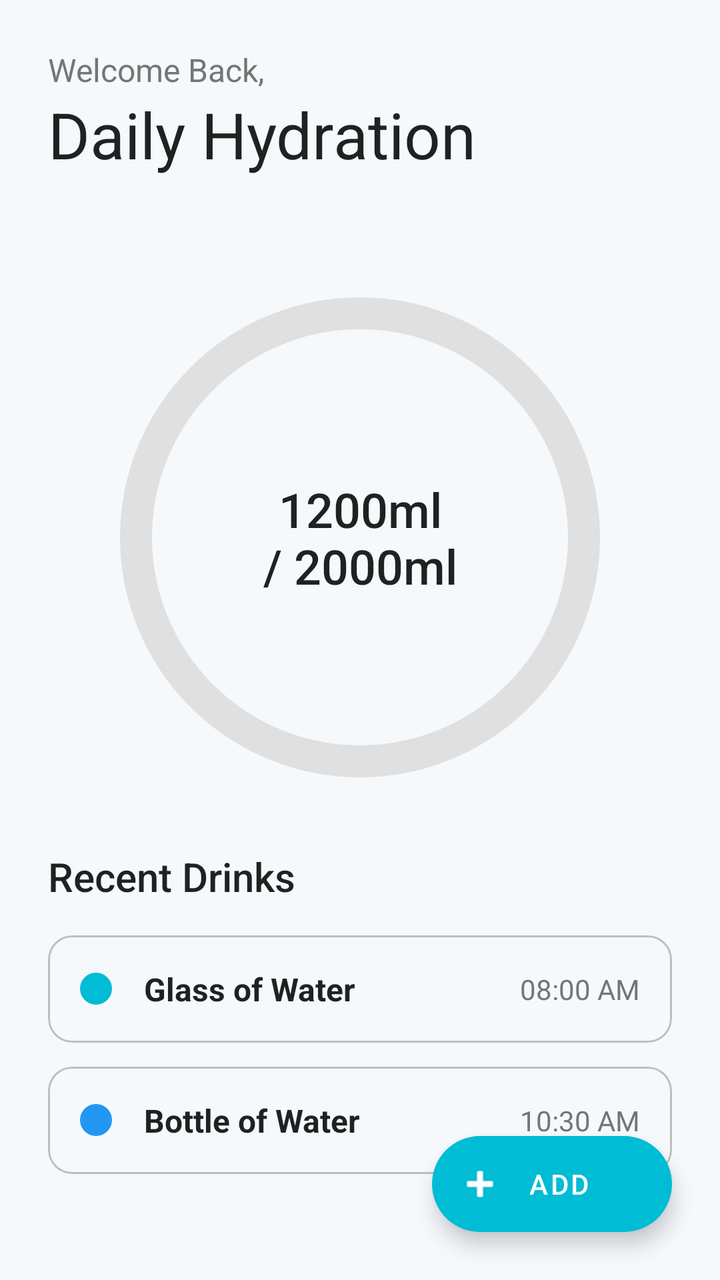
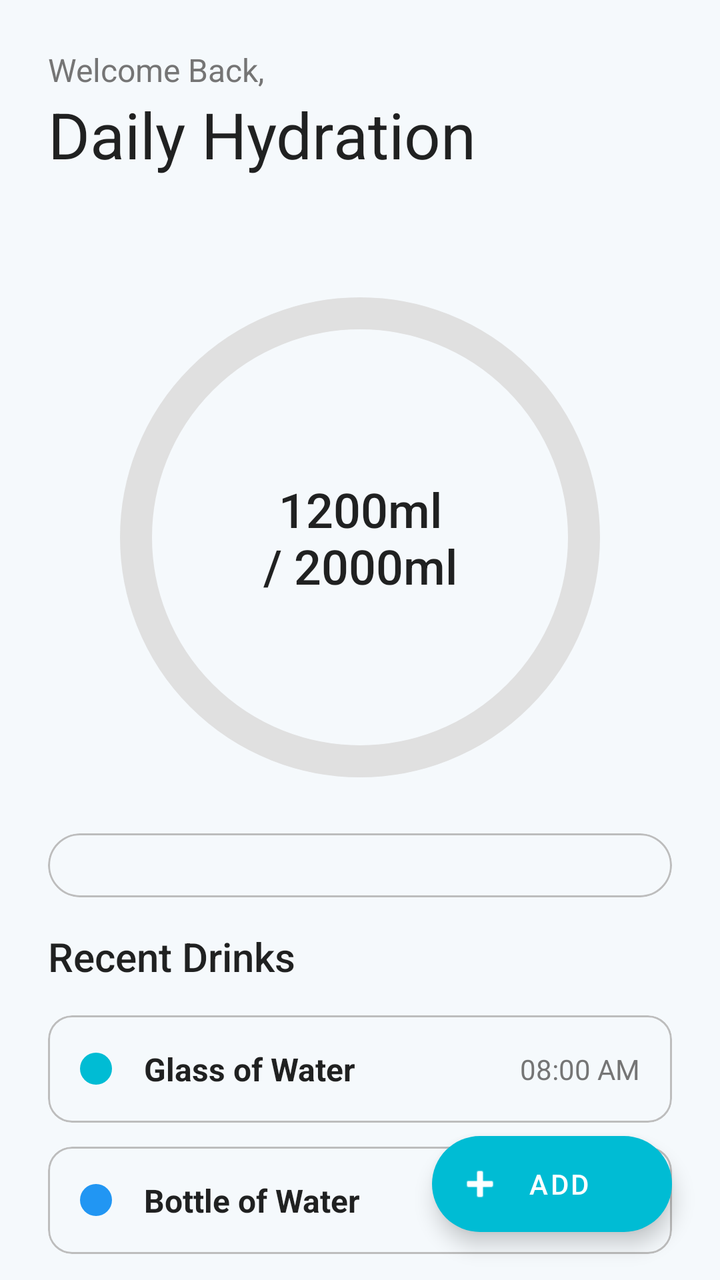

Before-and-after screenshots of an Android layout around one commit, followed by the original layout XML and the change that was made.
<!-- AndroidManifest.xml: application theme Theme.WaterTracker -->
<!-- res/layout/fragment_home.xml -->
<?xml version="1.0" encoding="utf-8"?>
<androidx.constraintlayout.widget.ConstraintLayout xmlns:android="http://schemas.android.com/apk/res/android"
    xmlns:app="http://schemas.android.com/apk/res-auto"
    xmlns:tools="http://schemas.android.com/tools"
    android:layout_width="match_parent"
    android:layout_height="match_parent"
    android:background="?android:attr/windowBackground"
    tools:context=".HomeFragment">

    
    <LinearLayout
        android:id="@+id/headerContainer"
        android:layout_width="match_parent"
        android:layout_height="wrap_content"
        android:orientation="vertical"
        android:padding="24dp"
        app:layout_constraintTop_toTopOf="parent">

        <TextView
            android:layout_width="wrap_content"
            android:layout_height="wrap_content"
            android:text="Welcome Back,"
            android:textColor="@color/water_text_secondary"
            android:textSize="16sp" />

        <TextView
            android:layout_width="wrap_content"
            android:layout_height="wrap_content"
            android:fontFamily="sans-serif-bold"
            android:text="Daily Hydration"
            android:textColor="?android:attr/textColorPrimary"
            android:textSize="32sp" />
    </LinearLayout>

    
    <com.google.android.material.progressindicator.CircularProgressIndicator
        android:id="@+id/progressCircleIndicator"
        android:layout_width="wrap_content"
        android:layout_height="wrap_content"
        android:layout_marginTop="32dp"
        app:indicatorColor="@color/water_blue_primary"
        app:indicatorSize="240dp"
        app:trackColor="@color/water_placeholder_light"
        app:trackThickness="16dp"
        android:progress="60"
        app:layout_constraintTop_toBottomOf="@id/headerContainer"
        app:layout_constraintStart_toStartOf="parent"
        app:layout_constraintEnd_toEndOf="parent" />

    <TextView
        android:id="@+id/textProgress"
        android:layout_width="wrap_content"
        android:layout_height="wrap_content"
        android:fontFamily="sans-serif-medium"
        android:text="1200ml\n/ 2000ml"
        android:textAlignment="center"
        android:textColor="?android:attr/textColorPrimary"
        android:textSize="24sp"
        app:layout_constraintBottom_toBottomOf="@id/progressCircleIndicator"
        app:layout_constraintEnd_toEndOf="@id/progressCircleIndicator"
        app:layout_constraintStart_toStartOf="@id/progressCircleIndicator"
        app:layout_constraintTop_toTopOf="@id/progressCircleIndicator" />

    
    <TextView
        android:id="@+id/textRecentDrinksTitle"
        android:layout_width="wrap_content"
        android:layout_height="wrap_content"
        android:layout_marginStart="24dp"
        android:layout_marginTop="32dp"
        android:fontFamily="sans-serif-medium"
        android:text="Recent Drinks"
        android:textColor="?android:attr/textColorPrimary"
        android:textSize="20sp"
        app:layout_constraintTop_toBottomOf="@id/progressCircleIndicator"
        app:layout_constraintStart_toStartOf="parent" />

    <LinearLayout
        android:layout_width="match_parent"
        android:layout_height="0dp"
        android:orientation="vertical"
        android:paddingHorizontal="24dp"
        android:paddingTop="16dp"
        app:layout_constraintTop_toBottomOf="@id/textRecentDrinksTitle"
        app:layout_constraintBottom_toBottomOf="parent">

        <com.google.android.material.card.MaterialCardView
            android:layout_width="match_parent"
            android:layout_height="wrap_content"
            android:layout_marginBottom="12dp"
            app:cardCornerRadius="12dp"
            app:cardElevation="0dp"
            app:strokeWidth="1dp"
            app:strokeColor="@color/water_divider"
            app:cardBackgroundColor="@android:color/transparent">
            
            <LinearLayout
                android:layout_width="match_parent"
                android:layout_height="wrap_content"
                android:orientation="horizontal"
                android:padding="16dp"
                android:gravity="center_vertical">
                
                <View
                    android:layout_width="16dp"
                    android:layout_height="16dp"
                    android:background="@drawable/avatar_placeholder_circle"
                    android:backgroundTint="@color/water_blue_accent" />

                <TextView
                    android:layout_width="0dp"
                    android:layout_weight="1"
                    android:layout_height="wrap_content"
                    android:layout_marginStart="16dp"
                    android:text="Glass of Water"
                    android:textSize="16sp"
                    android:textStyle="bold"
                    android:textColor="?android:attr/textColorPrimary"/>

                <TextView
                    android:layout_width="wrap_content"
                    android:layout_height="wrap_content"
                    android:text="08:00 AM"
                    android:textColor="@color/water_text_secondary"/>
            </LinearLayout>
        </com.google.android.material.card.MaterialCardView>

        <com.google.android.material.card.MaterialCardView
            android:layout_width="match_parent"
            android:layout_height="wrap_content"
            android:layout_marginBottom="12dp"
            app:cardCornerRadius="12dp"
            app:cardElevation="0dp"
            app:strokeWidth="1dp"
            app:strokeColor="@color/water_divider"
            app:cardBackgroundColor="@android:color/transparent">
            
            <LinearLayout
                android:layout_width="match_parent"
                android:layout_height="wrap_content"
                android:orientation="horizontal"
                android:padding="16dp"
                android:gravity="center_vertical">
                
                <View
                    android:layout_width="16dp"
                    android:layout_height="16dp"
                    android:background="@drawable/avatar_placeholder_circle"
                    android:backgroundTint="@color/water_blue_primary" />

                <TextView
                    android:layout_width="0dp"
                    android:layout_weight="1"
                    android:layout_height="wrap_content"
                    android:layout_marginStart="16dp"
                    android:text="Bottle of Water"
                    android:textSize="16sp"
                    android:textStyle="bold"
                    android:textColor="?android:attr/textColorPrimary"/>

                <TextView
                    android:layout_width="wrap_content"
                    android:layout_height="wrap_content"
                    android:text="10:30 AM"
                    android:textColor="@color/water_text_secondary"/>
            </LinearLayout>
        </com.google.android.material.card.MaterialCardView>
    </LinearLayout>

    <com.google.android.material.floatingactionbutton.ExtendedFloatingActionButton
        android:id="@+id/fabAddWater"
        android:layout_width="wrap_content"
        android:layout_height="wrap_content"
        android:layout_marginEnd="24dp"
        android:layout_marginBottom="24dp"
        android:contentDescription="Add Drink"
        android:text="Add"
        android:textColor="@color/water_white"
        app:backgroundTint="@color/water_blue_accent"
        app:icon="@android:drawable/ic_input_add"
        app:iconTint="@color/water_white"
        app:layout_constraintBottom_toBottomOf="parent"
        app:layout_constraintEnd_toEndOf="parent" />

</androidx.constraintlayout.widget.ConstraintLayout>
<!-- resources referenced by this layout -->
<resources>
  <color name="water_blue_accent">#00BCD4</color>
  <color name="water_blue_primary">#2196F3</color>
  <color name="water_divider">#BDBDBD</color>
  <color name="water_placeholder_light">#E0E0E0</color>
  <color name="water_text_secondary">#757575</color>
  <color name="water_white">#FFFFFF</color>
  <!-- drawable avatar_placeholder_circle (drawable) -->
  <?xml version="1.0" encoding="utf-8"?>
  <shape xmlns:android="http://schemas.android.com/apk/res/android"
      android:shape="oval">
      <solid android:color="@color/water_placeholder_light" />
  </shape>
  <style name="Theme.WaterTracker" parent="Theme.MaterialComponents.DayNight.NoActionBar">
          
          <item name="colorPrimary">@color/water_blue_primary</item>
          <item name="colorPrimaryVariant">@color/water_blue_dark</item>
          <item name="colorOnPrimary">@color/water_white</item>
          
          <item name="colorSecondary">@color/water_blue_accent</item>
          <item name="colorSecondaryVariant">@color/water_blue_accent_light</item>
          <item name="colorOnSecondary">@color/water_white</item>
          
          <item name="android:statusBarColor">?attr/colorPrimaryVariant</item>
          
          <item name="android:windowBackground">@color/water_bg_light</item>
          <item name="colorSurface">@color/water_white</item>
      </style>
  <color name="water_blue_dark">#1976D2</color>
  <color name="water_blue_accent_light">#81D4FA</color>
  <color name="water_bg_light">#F5F9FC</color>
</resources>

<!-- the commit's change to res/layout/fragment_home.xml (unified diff, before → after) -->
@@ -62,18 +62,70 @@
         app:layout_constraintTop_toTopOf="@id/progressCircleIndicator" />
 
     
+    <com.google.android.material.card.MaterialCardView
+        android:id="@+id/cardQuote"
+        android:layout_width="0dp"
+        android:layout_height="wrap_content"
+        android:layout_marginStart="24dp"
+        android:layout_marginEnd="24dp"
+        android:layout_marginTop="24dp"
+        app:cardBackgroundColor="@android:color/transparent"
+        app:cardCornerRadius="16dp"
+        app:cardElevation="0dp"
+        app:layout_constraintEnd_toEndOf="parent"
+        app:layout_constraintStart_toStartOf="parent"
+        app:layout_constraintTop_toBottomOf="@id/progressCircleIndicator"
+        app:strokeColor="@color/water_divider"
+        app:strokeWidth="1dp">
+
+        <LinearLayout
+            android:layout_width="match_parent"
+            android:layout_height="wrap_content"
+            android:orientation="vertical"
+            android:padding="16dp">
+
+            <ProgressBar
+                android:id="@+id/progressBar"
+                android:layout_width="wrap_content"
+                android:layout_height="wrap_content"
+                android:layout_gravity="center"
+                android:visibility="gone" />
+
+            <TextView
+                android:id="@+id/tvQuote"
+                android:layout_width="match_parent"
+                android:layout_height="wrap_content"
+                android:lineSpacingMultiplier="1.4"
+                android:textColor="?android:attr/textColorPrimary"
+                android:textSize="14sp"
+                android:textStyle="italic"
+                android:visibility="gone" />
+
+            <TextView
+                android:id="@+id/tvAuthor"
+                android:layout_width="match_parent"
+                android:layout_height="wrap_content"
+                android:layout_marginTop="8dp"
+                android:textColor="@color/water_text_secondary"
+                android:textSize="12sp"
+                android:visibility="gone" />
+        </LinearLayout>
+    </com.google.android.material.card.MaterialCardView>
+
+    
     <TextView
         android:id="@+id/textRecentDrinksTitle"
         android:layout_width="wrap_content"
         android:layout_height="wrap_content"
         android:layout_marginStart="24dp"
-        android:layout_marginTop="32dp"
+        android:layout_marginTop="16dp"
         android:fontFamily="sans-serif-medium"
         android:text="Recent Drinks"
         android:textColor="?android:attr/textColorPrimary"
         android:textSize="20sp"
-        app:layout_constraintTop_toBottomOf="@id/progressCircleIndicator"
+        app:layout_constraintTop_toBottomOf="@id/cardQuote"
         app:layout_constraintStart_toStartOf="parent" />
+
 
     <LinearLayout
         android:layout_width="match_parent"
